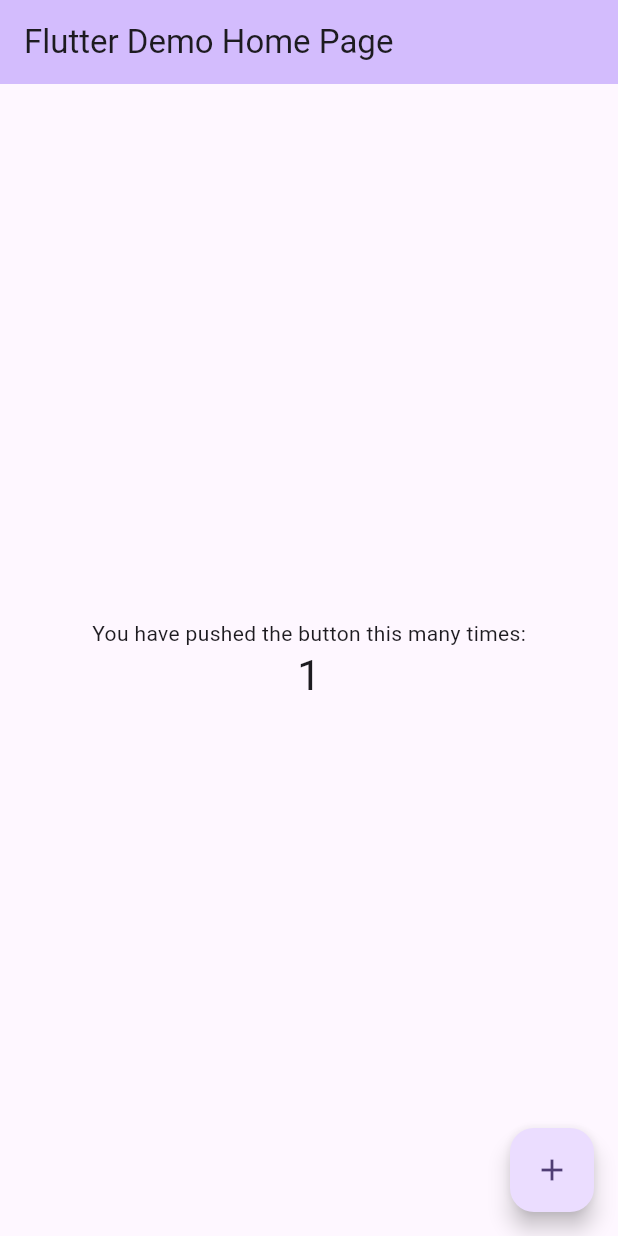
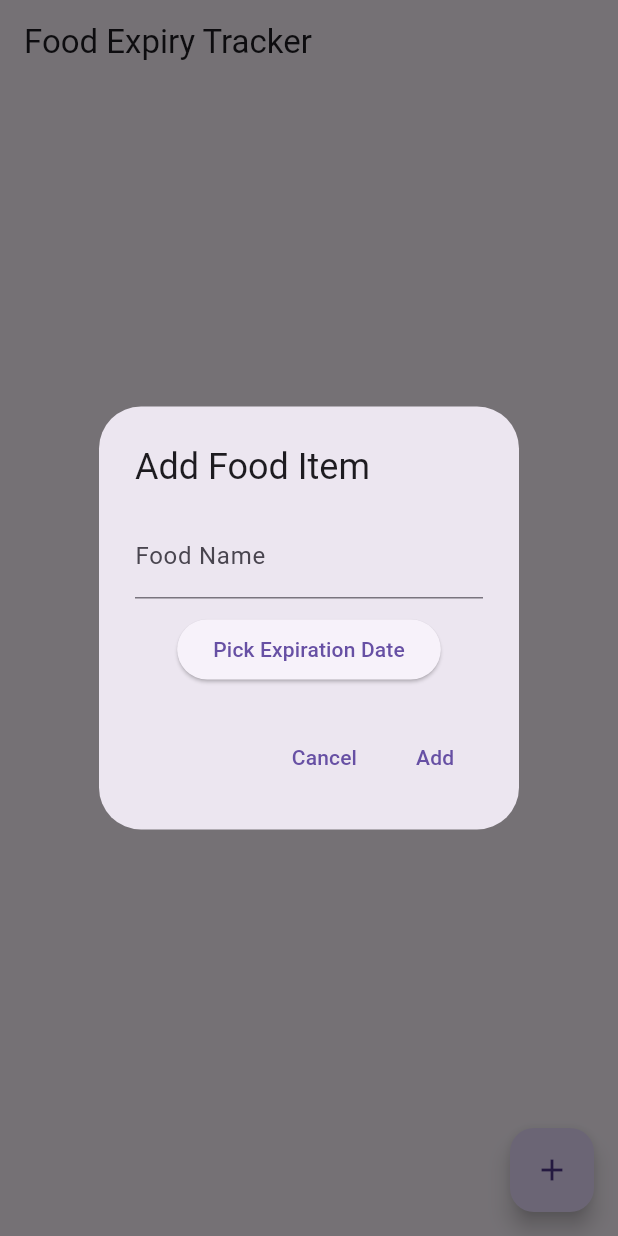
Before and after one commit to yzh22222/csci_6221, a Flutter app: the screen it shows after launch, after a tap on the "add" icon, on a phone screen of 412 x 824 dp. Run offline on Flutter 3.47's test engine with Material 3 defaults, Android fonts, the phone set to English and light mode, and no system bars; our stand-ins replace flutter_local_notifications, hive, hive_flutter, timezone; accounts and stored records are empty.

Commit message:
:sparkle: starter code

```diff
--- a/lib/main.dart
+++ b/lib/main.dart
@@ -1,122 +1,26 @@
 import 'package:flutter/material.dart';
+import 'package:food_tracker/models/food_item.dart';
+import 'package:food_tracker/screens/home_screen.dart';
+import 'package:food_tracker/services/notification_service.dart';
+import 'package:hive_flutter/hive_flutter.dart';
 
-void main() {
-  runApp(const MyApp());
+void main() async {
+  WidgetsFlutterBinding.ensureInitialized();
+
+  await Hive.initFlutter();
+  Hive.registerAdapter(FoodItemAdapter());
+  await Hive.openBox<FoodItem>('food_items');
+
+  final notificationService = NotificationService();
+  await notificationService.init();
+  runApp(MyApp());
 }
 
 class MyApp extends StatelessWidget {
   const MyApp({super.key});
 
-
   @override
   Widget build(BuildContext context) {
-    return MaterialApp(
-      title: 'Flutter Demo',
-      theme: ThemeData(
-        // This is the theme of your application.
-        //
-        // TRY THIS: Try running your application with "flutter run". You'll see
-        // the application has a purple toolbar. Then, without quitting the app,
-        // try changing the seedColor in the colorScheme below to Colors.green
-        // and then invoke "hot reload" (save your changes or press the "hot
-        // reload" button in a Flutter-supported IDE, or press "r" if you used
-        // the command line to start the app).
-        //
-        // Notice that the counter didn't reset back to zero; the application
-        // state is not lost during the reload. To reset the state, use hot
-        // restart instead.
-        //
-        // This works for code too, not just values: Most code changes can be
-        // tested with just a hot reload.
-        colorScheme: ColorScheme.fromSeed(seedColor: Colors.deepPurple),
-      ),
-      home: const MyHomePage(title: 'Flutter Demo Home Page'),
-    );
+    return MaterialApp(debugShowCheckedModeBanner: false, home: HomeScreen());
   }
 }
-
-class MyHomePage extends StatefulWidget {
-  const MyHomePage({super.key, required this.title});
-
-  // This widget is the home page of your application. It is stateful, meaning
-  // that it has a State object (defined below) that contains fields that affect
-  // how it looks.
-
-  // This class is the configuration for the state. It holds the values (in this
-  // case the title) provided by the parent (in this case the App widget) and
-  // used by the build method of the State. Fields in a Widget subclass are
-  // always marked "final".
-
-  final String title;
-
-  @override
-  State<MyHomePage> createState() => _MyHomePageState();
-}
-
-class _MyHomePageState extends State<MyHomePage> {
-  int _counter = 0;
-
-  void _incrementCounter() {
-    setState(() {
-      // This call to setState tells the Flutter framework that something has
-      // changed in this State, which causes it to rerun the build method below
-      // so that the display can reflect the updated values. If we changed
-      // _counter without calling setState(), then the build method would not be
-      // called again, and so nothing would appear to happen.
-      _counter++;
-    });
-  }
-
-  @override
-  Widget build(BuildContext context) {
-    // This method is rerun every time setState is called, for instance as done
-    // by the _incrementCounter method above.
-    //
-    // The Flutter framework has been optimized to make rerunning build methods
-    // fast, so that you can just rebuild anything that needs updating rather
-    // than having to individually change instances of widgets.
-    return Scaffold(
-      appBar: AppBar(
-        // TRY THIS: Try changing the color here to a specific color (to
-        // Colors.amber, perhaps?) and trigger a hot reload to see the AppBar
-        // change color while the other colors stay the same.
-        backgroundColor: Theme.of(context).colorScheme.inversePrimary,
-        // Here we take the value from the MyHomePage object that was created by
-        // the App.build method, and use it to set our appbar title.
-        title: Text(widget.title),
-      ),
-      body: Center(
-        // Center is a layout widget. It takes a single child and positions it
-        // in the middle of the parent.
-        child: Column(
-          // Column is also a layout widget. It takes a list of children and
-          // arranges them vertically. By default, it sizes itself to fit its
-          // children horizontally, and tries to be as tall as its parent.
-          //
-          // Column has various properties to control how it sizes itself and
-          // how it positions its children. Here we use mainAxisAlignment to
-          // center the children vertically; the main axis here is the vertical
-          // axis because Columns are vertical (the cross axis would be
-          // horizontal).
-          //
-          // TRY THIS: Invoke "debug painting" (choose the "Toggle Debug Paint"
-          // action in the IDE, or press "p" in the console), to see the
-          // wireframe for each widget.
-          mainAxisAlignment: MainAxisAlignment.center,
-          children: <Widget>[
-            const Text('You have pushed the button this many times:'),
-            Text(
-              '$_counter',
-              style: Theme.of(context).textTheme.headlineMedium,
-            ),
-          ],
-        ),
-      ),
-      floatingActionButton: FloatingActionButton(
-        onPressed: _incrementCounter,
-        tooltip: 'Increment',
-        child: const Icon(Icons.add),
-      ), // This trailing comma makes auto-formatting nicer for build methods.
-    );
-  }
-}
--- /dev/null
+++ b/lib/models/food_item.dart
@@ -0,0 +1,14 @@
+import 'package:hive/hive.dart';
+
+part 'food_item.g.dart';
+
+@HiveType(typeId: 0)
+class FoodItem {
+@HiveField(0)
+String name;
+
+@HiveField(1)
+DateTime expirationDate;
+
+FoodItem({required this.name, required this.expirationDate});
+}
--- /dev/null
+++ b/lib/screens/home_screen.dart
@@ -0,0 +1,114 @@
+import 'package:flutter/material.dart';
+import 'package:hive_flutter/hive_flutter.dart';
+import '../models/food_item.dart';
+import '../services/storage_service.dart';
+import '../services/notification_service.dart';
+
+class HomeScreen extends StatefulWidget {
+  @override
+  _HomeScreenState createState() => _HomeScreenState();
+}
+
+class _HomeScreenState extends State<HomeScreen> {
+  final StorageService storage = StorageService();
+  final NotificationService notificationService = NotificationService();
+
+  final TextEditingController nameCtrl = TextEditingController();
+  DateTime? pickedDate;
+
+  @override
+  Widget build(BuildContext context) {
+    return Scaffold(
+      appBar: AppBar(title: Text("Food Expiry Tracker")),
+      body: ValueListenableBuilder(
+        valueListenable: Hive.box<FoodItem>('food_items').listenable(),
+        builder: (context, box, _) {
+          final items = box.values.toList();
+
+          return ListView.builder(
+            itemCount: items.length,
+            itemBuilder: (context, index) {
+              final item = items[index];
+
+              return ListTile(
+                title: Text(item.name),
+                subtitle: Text(
+                  'Expires: ${item.expirationDate.toString().split(' ')[0]}',
+                ),
+                trailing: IconButton(
+                  icon: Icon(Icons.delete),
+                  onPressed: () => storage.deleteFood(index),
+                ),
+              );
+            },
+          );
+        },
+      ),
+
+      floatingActionButton: FloatingActionButton(
+        child: Icon(Icons.add),
+        onPressed: () => _showAddDialog(),
+      ),
+    );
+  }
+
+  void _showAddDialog() {
+    showDialog(
+      context: context,
+      builder: (context) {
+        return AlertDialog(
+          title: Text("Add Food Item"),
+          content: Column(
+            mainAxisSize: MainAxisSize.min,
+            children: [
+              TextField(
+                controller: nameCtrl,
+                decoration: InputDecoration(labelText: "Food Name"),
+              ),
+              SizedBox(height: 10),
+              ElevatedButton(
+                onPressed: () async {
+                  DateTime? date = await showDatePicker(
+                    context: context,
+                    initialDate: DateTime.now(),
+                    firstDate: DateTime.now(),
+                    lastDate: DateTime(2100),
+                  );
+                  if (date != null) pickedDate = date;
+                },
+                child: Text("Pick Expiration Date"),
+              ),
+            ],
+          ),
+          actions: [
+            TextButton(
+              onPressed: () => Navigator.pop(context),
+              child: Text("Cancel"),
+            ),
+            TextButton(
+              onPressed: () {
+                if (nameCtrl.text.isNotEmpty && pickedDate != null) {
+                  final item = FoodItem(
+                    name: nameCtrl.text,
+                    expirationDate: pickedDate!,
+                  );
+
+                  storage.addFood(item);
+                  notificationService.scheduleExpiryNotification(
+                    DateTime.now().millisecondsSinceEpoch,
+                    item.name,
+                    item.expirationDate,
+                  );
+                }
+                nameCtrl.clear();
+                pickedDate = null;
+                Navigator.pop(context);
+              },
+              child: Text("Add"),
+            ),
+          ],
+        );
+      },
+    );
+  }
+}
--- /dev/null
+++ b/lib/services/notification_service.dart
@@ -0,0 +1,56 @@
+import 'package:flutter_local_notifications/flutter_local_notifications.dart';
+import 'package:timezone/data/latest.dart' as tz;
+import 'package:timezone/timezone.dart' as tz;
+
+class NotificationService {
+  final FlutterLocalNotificationsPlugin notifications =
+      FlutterLocalNotificationsPlugin();
+
+  Future<void> init() async {
+    tz.initializeTimeZones();
+
+    const AndroidInitializationSettings androidSettings =
+        AndroidInitializationSettings('@mipmap/ic_launcher');
+
+    const DarwinInitializationSettings iosSettings = DarwinInitializationSettings();
+
+    const InitializationSettings settings = InitializationSettings(
+      android: androidSettings,
+      iOS: iosSettings,
+    );
+
+    await notifications.initialize(settings);
+  }
+
+  Future<void> scheduleExpiryNotification(
+    int id,
+    String foodName,
+    DateTime expiryDate,
+  ) async {
+    final androidDetails = const AndroidNotificationDetails(
+      'expiry_channel',
+      'Food Expiry Notifications',
+      importance: Importance.max,
+      priority: Priority.high,
+    );
+
+    final notificationDetails = NotificationDetails(android: androidDetails);
+
+    DateTime notifyTime = expiryDate.subtract(const Duration(days: 1));
+    if (notifyTime.isBefore(DateTime.now())) {
+      notifyTime = DateTime.now().add(const Duration(seconds: 5));
+    }
+
+    await notifications.zonedSchedule(
+      id,
+      'Food Expiring Soon!',
+      '$foodName expires tomorrow!',
+      tz.TZDateTime.from(notifyTime, tz.local),
+      notificationDetails,
+      androidAllowWhileIdle: true,
+      uiLocalNotificationDateInterpretation:
+          UILocalNotificationDateInterpretation.absoluteTime,
+      matchDateTimeComponents: DateTimeComponents.dateAndTime,
+    );
+  }
+}
--- /dev/null
+++ b/lib/services/storage_service.dart
@@ -0,0 +1,25 @@
+import 'package:hive/hive.dart';
+import '../models/food_item.dart';
+
+
+class StorageService {
+static const String boxName = "food_items";
+
+
+Future<void> addFood(FoodItem item) async {
+final box = Hive.box<FoodItem>(boxName);
+await box.add(item);
+}
+
+
+List<FoodItem> getFoods() {
+final box = Hive.box<FoodItem>(boxName);
+return box.values.toList();
+}
+
+
+Future<void> deleteFood(int index) async {
+final box = Hive.box<FoodItem>(boxName);
+await box.deleteAt(index);
+}
+}
```
Also changed, not shown: pubspec.yaml (+7 -62 lines), lib/models/food_item.g.dart (added), pubspec.lock, 12 other files.
